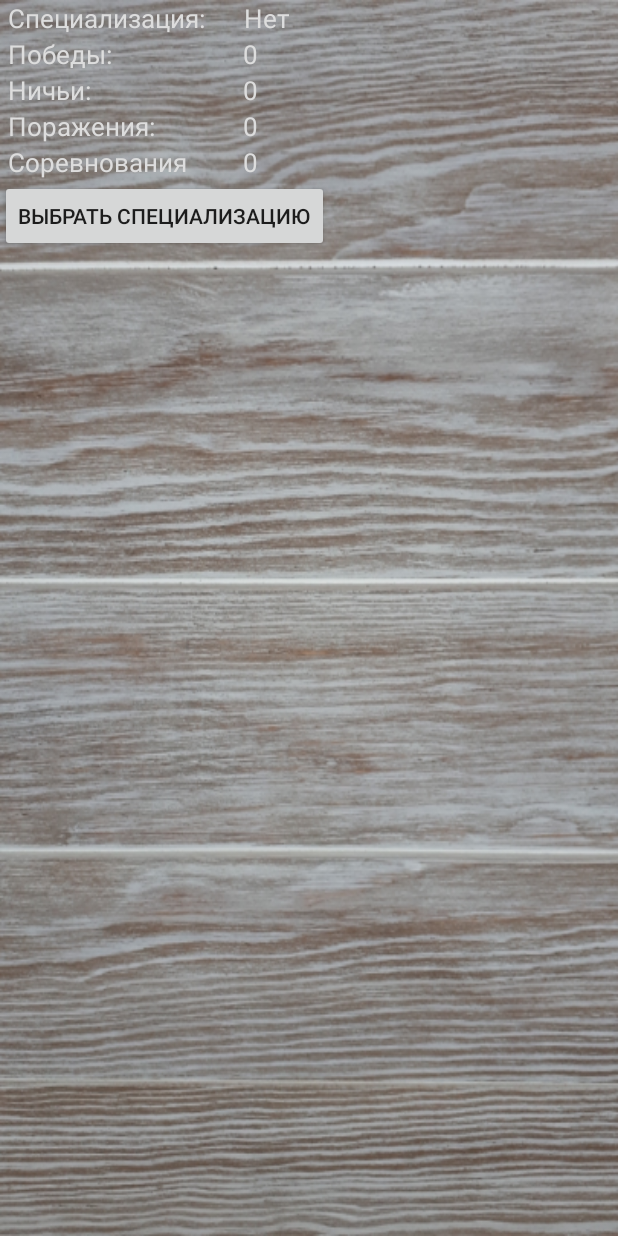
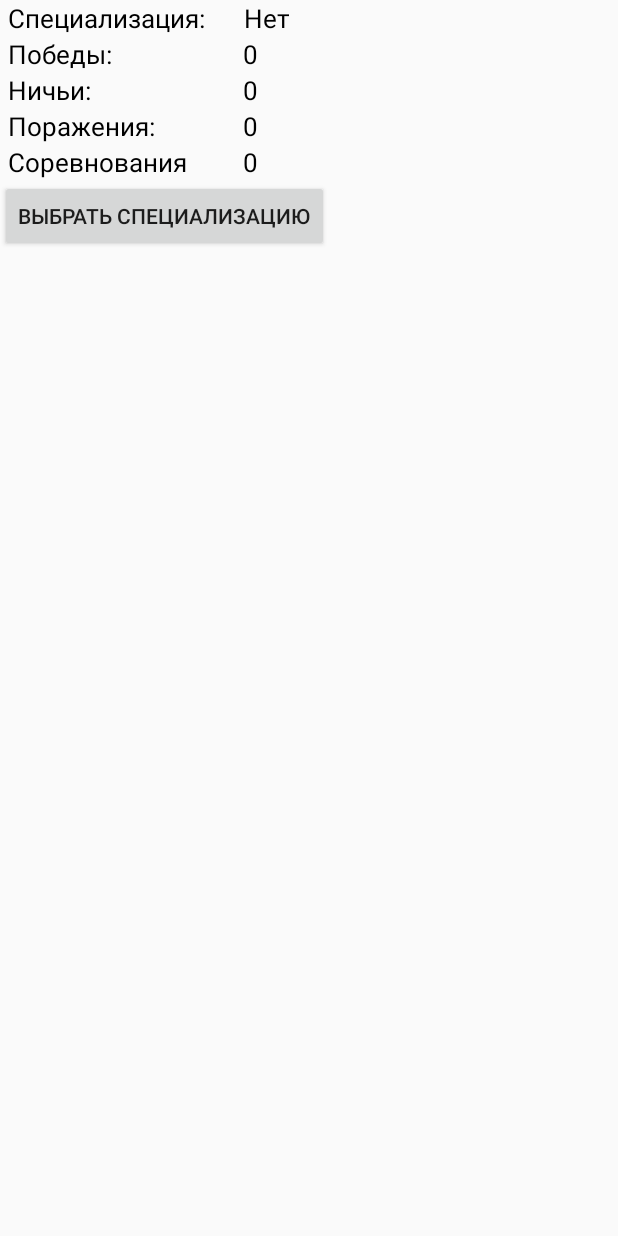
Before and after one commit to BeamOfLight/SportInTheForest, an Android app: the layout fragment_page_competitions.xml on its own in the app's theme, with its tools: preview values and no code run, on a phone screen of 412 x 824 dp. Run offline under Robolectric (Android 15) with nearby library versions, the phone set to English and light mode, and no system bars.

Commit message:
[0.3.2.1] Fix backgrounds

```diff
--- a/app/build.gradle
+++ b/app/build.gradle
@@ -1,7 +1,7 @@
 apply plugin: 'com.android.application'
 
 android {
-    compileSdkVersion 25
+    compileSdkVersion 26
     buildToolsVersion '27.0.3'
     defaultConfig {
         applicationId "beamoflight.sportintheforest"
--- a/app/src/main/res/layout/exercises.xml
+++ b/app/src/main/res/layout/exercises.xml
@@ -24,7 +24,7 @@
             android:layout_gravity="center"
             android:scrollbarAlwaysDrawHorizontalTrack="true"
             android:singleLine="true"
-            android:textColor="@color/menuItemColor"
+            android:textColor="@color/exercisesTitleColor"
             android:text="@string/select_user_title"
             android:textSize="26sp">
         </TextView>
--- a/app/src/main/res/layout/fragment_page_achievements.xml
+++ b/app/src/main/res/layout/fragment_page_achievements.xml
@@ -3,7 +3,6 @@
 <FrameLayout
     xmlns:android="http://schemas.android.com/apk/res/android"
     android:layout_width="match_parent"
-    android:background="@mipmap/background_inv"
     android:layout_height="match_parent">
     <LinearLayout
         xmlns:android="http://schemas.android.com/apk/res/android"
@@ -42,7 +41,7 @@
             android:id="@+id/lvAchievements"
             android:layout_width="match_parent"
             android:layout_height="fill_parent"
-            android:background="@color/menuItemColor"
+            android:background="@color/fragmentListViewColor"
             />
     </LinearLayout>
 </FrameLayout>
--- a/app/src/main/res/layout/fragment_page_competitions.xml
+++ b/app/src/main/res/layout/fragment_page_competitions.xml
@@ -3,7 +3,6 @@
 <FrameLayout
     xmlns:android="http://schemas.android.com/apk/res/android"
     android:layout_width="match_parent"
-    android:background="@mipmap/background_inv"
     android:layout_height="match_parent">
 
     <LinearLayout
@@ -27,7 +26,7 @@
                     android:layout_marginRight="5dp"
                     android:text="@string/txt_main_user_competition_specialisation"
                     android:textAlignment="center"
-                    android:textColor="@color/menuItemColor"
+                    android:textColor="@color/fragmentCompetitionsTextColor"
                     android:textSize="17sp"/>
 
                 <TextView
@@ -37,7 +36,7 @@
                     android:layout_marginRight="5dp"
                     android:text="@string/txt_main_user_competition_wins"
                     android:textAlignment="center"
-                    android:textColor="@color/menuItemColor"
+                    android:textColor="@color/fragmentCompetitionsTextColor"
                     android:textSize="17sp"/>
 
                 <TextView
@@ -48,7 +47,7 @@
                     android:layout_marginRight="5dp"
                     android:text="@string/txt_main_user_competition_draws"
                     android:textAlignment="center"
-                    android:textColor="@color/menuItemColor"
+                    android:textColor="@color/fragmentCompetitionsTextColor"
                     android:textSize="17sp"/>
 
                 <TextView
@@ -58,7 +57,7 @@
                     android:layout_marginRight="5dp"
                     android:text="@string/txt_main_user_competition_defeats"
                     android:textAlignment="center"
-                    android:textColor="@color/menuItemColor"
+                    android:textColor="@color/fragmentCompetitionsTextColor"
                     android:textSize="17sp"/>
 
 
@@ -69,7 +68,7 @@
                     android:layout_marginRight="5dp"
                     android:text="@string/txt_main_user_competitions"
                     android:textAlignment="center"
-                    android:textColor="@color/menuItemColor"
+                    android:textColor="@color/fragmentCompetitionsTextColor"
                     android:textSize="17sp"/>
 
             </LinearLayout>
@@ -91,7 +90,7 @@
                     android:layout_marginStart="10dp"
                     android:text="Нет"
                     android:textAlignment="center"
-                    android:textColor="@color/menuItemColor"
+                    android:textColor="@color/fragmentCompetitionsTextColor"
                     android:textSize="17sp"/>
 
                 <TextView
@@ -104,7 +103,7 @@
                     android:layout_marginStart="10dp"
                     android:text="0"
                     android:textAlignment="center"
-                    android:textColor="@color/menuItemColor"
+                    android:textColor="@color/fragmentCompetitionsTextColor"
                     android:textSize="17sp"/>
 
                 <TextView
@@ -117,7 +116,7 @@
                     android:layout_marginStart="10dp"
                     android:text="0"
                     android:textAlignment="center"
-                    android:textColor="@color/menuItemColor"
+                    android:textColor="@color/fragmentCompetitionsTextColor"
                     android:textSize="17sp"/>
 
                 <TextView
@@ -130,7 +129,7 @@
                     android:layout_marginStart="10dp"
                     android:text="0"
                     android:textAlignment="center"
-                    android:textColor="@color/menuItemColor"
+                    android:textColor="@color/fragmentCompetitionsTextColor"
                     android:textSize="17sp"/>
 
                 <TextView
@@ -143,7 +142,7 @@
                     android:layout_marginStart="10dp"
                     android:text="0"
                     android:textAlignment="center"
-                    android:textColor="@color/menuItemColor"
+                    android:textColor="@color/fragmentCompetitionsTextColor"
                     android:textSize="17sp"/>
             </LinearLayout>
         </LinearLayout>
--- a/app/src/main/res/layout/fragment_page_history.xml
+++ b/app/src/main/res/layout/fragment_page_history.xml
@@ -3,7 +3,6 @@
 <FrameLayout
     xmlns:android="http://schemas.android.com/apk/res/android"
     android:layout_width="match_parent"
-    android:background="@mipmap/background_inv"
     android:layout_height="match_parent">
 
     <RelativeLayout
@@ -23,7 +22,7 @@
             android:id="@+id/lvHistory"
             android:layout_width="match_parent"
             android:layout_height="wrap_content"
-            android:background="@color/menuItemColor"
+            android:background="@color/fragmentListViewColor"
             />
     </RelativeLayout>
 
--- a/app/src/main/res/layout/fragment_page_locations.xml
+++ b/app/src/main/res/layout/fragment_page_locations.xml
@@ -3,14 +3,13 @@
 <FrameLayout
     xmlns:android="http://schemas.android.com/apk/res/android"
     android:layout_width="match_parent"
-    android:background="@mipmap/background_inv"
     android:layout_height="match_parent">
 
     <ListView
         android:id="@+id/lvLocations"
         android:layout_width="match_parent"
         android:layout_height="wrap_content"
-        android:background="@color/menuItemColor"
+        android:background="@color/fragmentListViewColor"
         />
 
 </FrameLayout>
--- a/app/src/main/res/layout/knowledge.xml
+++ b/app/src/main/res/layout/knowledge.xml
@@ -4,7 +4,6 @@
     xmlns:app="http://schemas.android.com/apk/res-auto"
     android:layout_width="fill_parent"
     android:layout_height="fill_parent"
-    android:background="@mipmap/background_portrait_main"
     android:orientation="vertical">
 
     <LinearLayout
@@ -20,7 +19,7 @@
             android:textStyle="bold"
             android:layout_marginTop="10sp"
             android:text="@string/main_menu_knowledge"
-            android:textColor="@color/menuItemColor"
+            android:textColor="@color/fragmentTextColor"
             android:textAlignment="center" />
 
         <TextView
@@ -30,7 +29,7 @@
             android:textSize="20sp"
             android:textStyle="bold"
             android:layout_marginTop="10sp"
-            android:textColor="@color/menuItemColor"
+            android:textColor="@color/fragmentTextColor"
             android:text="Основная информация"
             android:textAlignment="center" />
     </LinearLayout>
--- a/app/src/main/res/layout/non_player_characters.xml
+++ b/app/src/main/res/layout/non_player_characters.xml
@@ -24,7 +24,7 @@
             android:layout_gravity="center"
             android:scrollbarAlwaysDrawHorizontalTrack="true"
             android:singleLine="true"
-            android:textColor="@color/menuItemColor"
+            android:textColor="@color/titleColor"
             android:text="@string/location_title"
             android:textSize="28sp">
         </TextView>
--- a/app/src/main/res/layout/tabs.xml
+++ b/app/src/main/res/layout/tabs.xml
@@ -236,7 +236,6 @@
         android:id="@+id/viewpager"
         android:layout_width="match_parent"
         android:layout_height="match_parent"
-        android:background="@mipmap/background_portrait_menu"
         />
 
 </LinearLayout>
--- a/app/src/main/res/layout/user_exercises.xml
+++ b/app/src/main/res/layout/user_exercises.xml
@@ -24,7 +24,7 @@
             android:layout_gravity="center"
             android:scrollbarAlwaysDrawHorizontalTrack="true"
             android:singleLine="true"
-            android:textColor="@color/menuItemColor"
+            android:textColor="@color/titleColor"
             android:text="@string/select_user_exercise"
             android:textSize="26sp">
         </TextView>
@@ -54,7 +54,7 @@
         android:layout_width= "wrap_content"
         android:layout_height= "wrap_content"
         android:text= ""
-        android:textColor="@color/menuItemColor"
+        android:textColor="@color/titleColor"
         android:textSize="20sp"
         android:layout_marginLeft= "5dp"
         android:layout_marginRight= "5dp" >
--- a/app/src/main/res/layout/users.xml
+++ b/app/src/main/res/layout/users.xml
@@ -25,7 +25,7 @@
             android:singleLine="true"
             android:layout_gravity="center"
             android:text="@string/select_user_title"
-            android:textColor="@color/menuItemColor"
+            android:textColor="@color/titleColor"
             android:textSize="26sp">
         </TextView>
 
@@ -53,7 +53,7 @@
         android:layout_width= "wrap_content"
         android:layout_height= "wrap_content"
         android:text= ""
-        android:textColor="@color/menuItemColor"
+        android:textColor="@color/titleColor"
         android:textSize="20sp"
         android:layout_marginLeft= "5dp"
         android:layout_marginRight= "5dp" >
--- a/app/src/main/res/values/colors.xml
+++ b/app/src/main/res/values/colors.xml
@@ -5,6 +5,11 @@
     <color name="colorAccent">#FF4081</color>
     <color name="titleColor">#eeeeee</color>
     <color name="versionColor">#dddddd</color>
-    <color name="menuItemColor">#dddddd</color>
+    <color name="menuItemColor">#eeeeee</color>
+    <color name="exercisesTitleColor">#eeeeee</color>
+    <color name="fragmentTextColor">#000000</color>
+    <color name="fragmentCompetitionsTextColor">#000000</color>
+    <color name="fragmentListViewColor">#dddddd</color>
     <color name="competitionTitleColor">#dddddd</color>
+    <color name="competitionTextColor">#dddddd</color>
 </resources>
```
Also changed, not shown: app/src/main/res/layout/fragment_page_skills.xml (+3 -4 lines), app/src/main/res/layout/fragment_page_stat.xml (+12 -13 lines), app/src/main/res/mipmap-xxxhdpi/background_portrait_menu.jpg.
